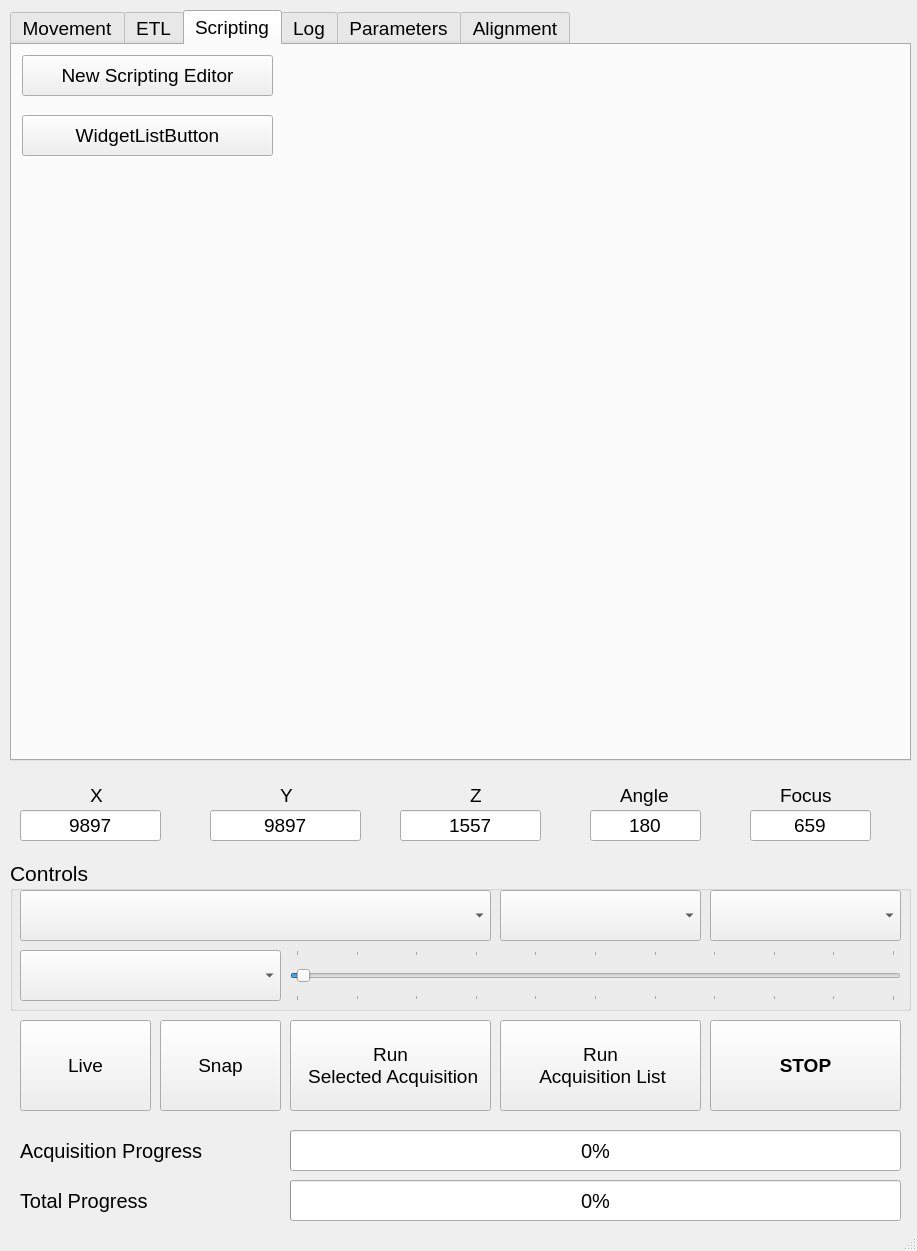
First picture: the form in mesoSPIM/gui/mesoSPIM_MainWindow.ui, repository mesoSPIM/mesoSPIM-control, before the edit.
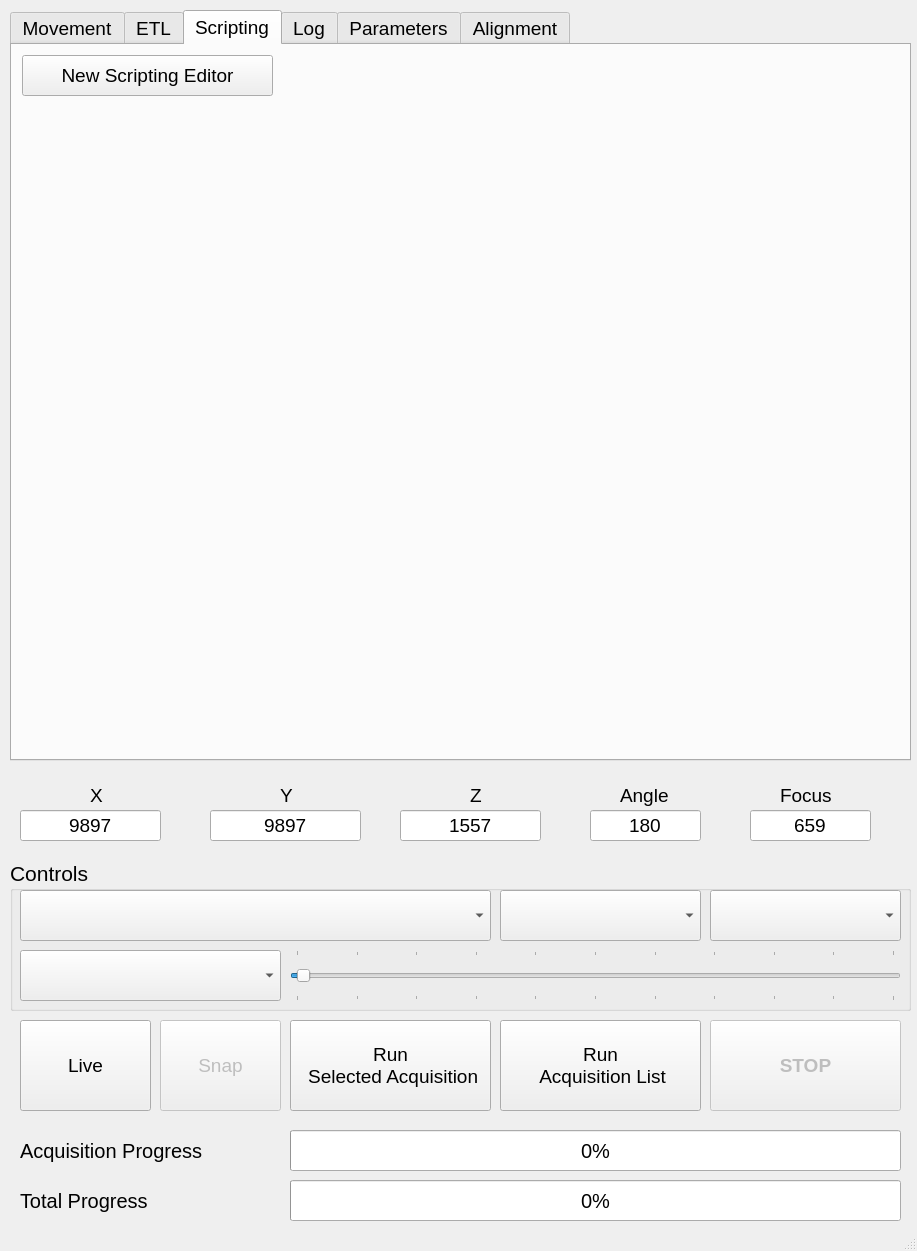
Second picture: the form after the edit. The open tabs and pages were chosen to show the change. Icons and pictures are not drawn.

Commit message: Shutters working, AcquisitionList linked

```diff
--- a/mesoSPIM/gui/mesoSPIM_MainWindow.ui
+++ b/mesoSPIM/gui/mesoSPIM_MainWindow.ui
@@ -1188,28 +1188,6 @@
        <string>New Scripting Editor</string>
       </property>
      </widget>
-     <widget class="QPushButton" name="WidgetListPushButton">
-      <property name="enabled">
-       <bool>true</bool>
-      </property>
-      <property name="geometry">
-       <rect>
-        <x>10</x>
-        <y>70</y>
-        <width>251</width>
-        <height>41</height>
-       </rect>
-      </property>
-      <property name="font">
-       <font>
-        <weight>50</weight>
-        <bold>false</bold>
-       </font>
-      </property>
-      <property name="text">
-       <string>WidgetListButton</string>
-      </property>
-     </widget>
     </widget>
     <widget class="QWidget" name="LogTabWidget">
      <attribute name="title">
@@ -2506,6 +2484,9 @@
     </property>
    </widget>
    <widget class="QPushButton" name="SnapButton">
+    <property name="enabled">
+     <bool>false</bool>
+    </property>
     <property name="geometry">
      <rect>
       <x>160</x>
@@ -2527,6 +2508,9 @@
     </property>
    </widget>
    <widget class="QPushButton" name="StopButton">
+    <property name="enabled">
+     <bool>false</bool>
+    </property>
     <property name="geometry">
      <rect>
       <x>710</x>
```
Left out of the diff: 20 changed lines with no effect on the pictures. The commit also changes 10 other files.
